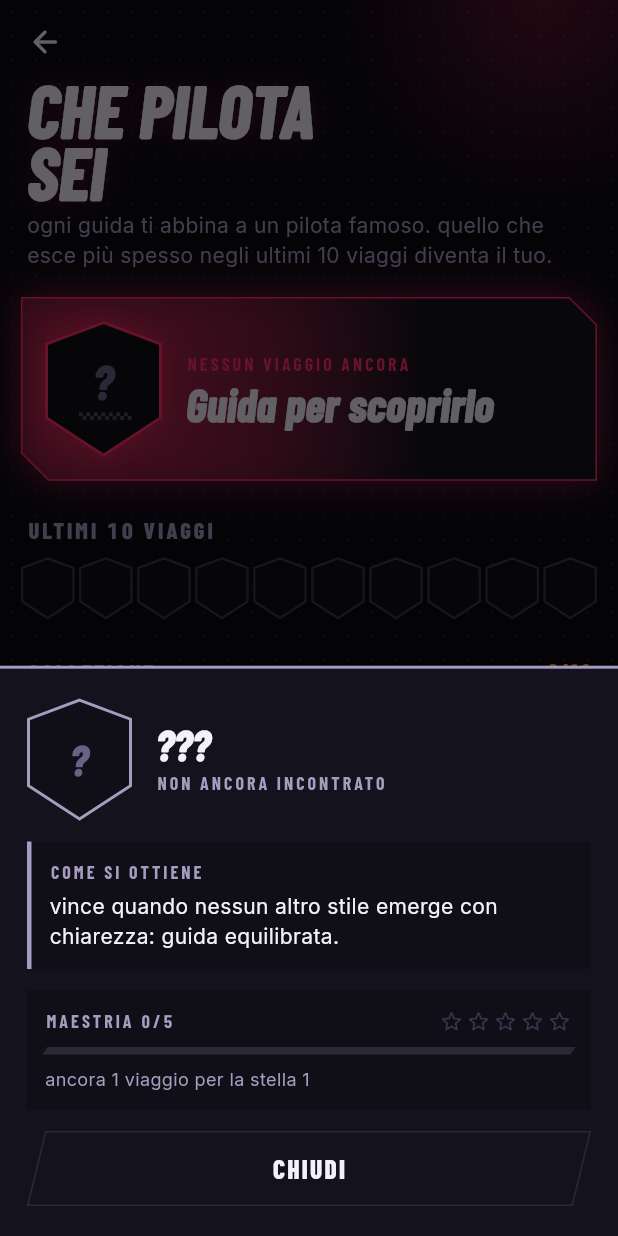
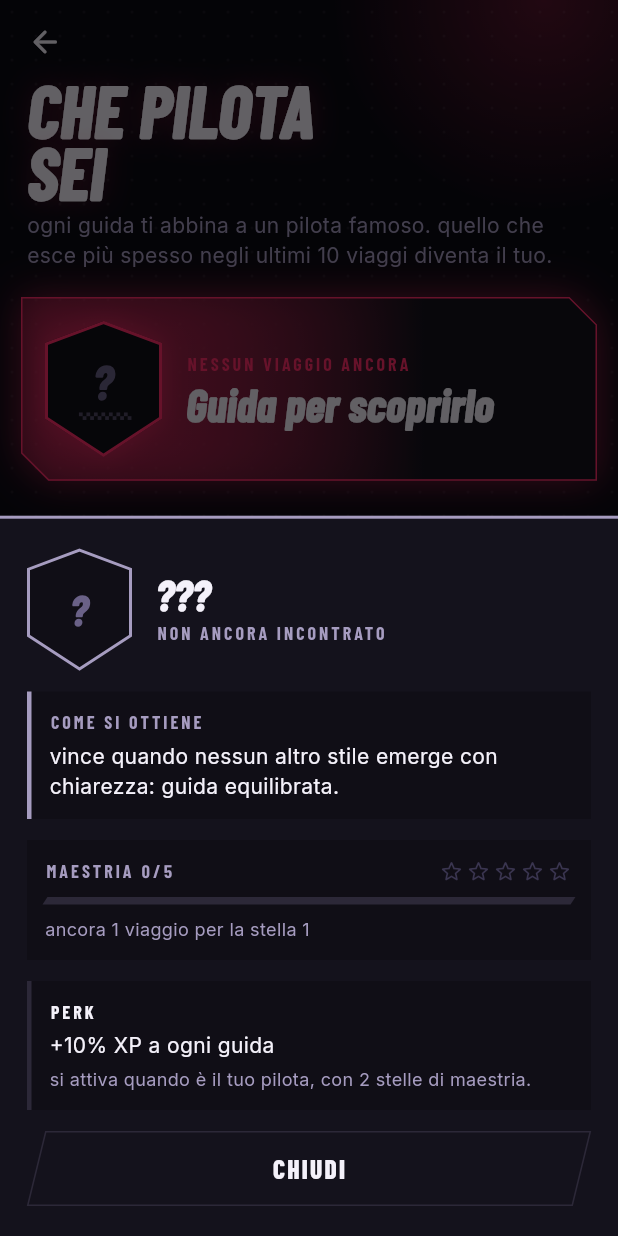
Before and after one commit to Leoragno/H.R.R., a Flutter app: the PilotsScreen screen opened by its route, after a tap on an icon or button, on a phone screen of 412 x 824 dp. Run offline on Flutter 3.47's test engine with Material 3 defaults, Android fonts, the phone set to English and light mode, and no system bars; our stand-ins replace battery_plus, cached_network_image, connectivity_plus, dio, equatable, firebase_core and 22 more; missing offline and left inert: dart:js_interop, maplibre_gl, ota_update, record; accounts and stored records are empty; generated files the repository leaves out were written again; network calls fail.

Commit message:
feat: perk e sinergia dei piloti nella schermata Piloti (card principale e dettaglio)
Co-Authored-By: Claude Opus 5.5 <noreply@anthropic.com>

```diff
--- a/lib/features/pilots/presentation/screens/pilots_screen.dart
+++ b/lib/features/pilots/presentation/screens/pilots_screen.dart
@@ -189,6 +189,17 @@ class _MainPilotCard extends StatelessWidget {
                             style: AppType.label.copyWith(fontSize: 12)),
                       ),
                     ],
+                  ),
+                  const SizedBox(height: 6),
+                  Text(
+                    history.mastery(a) >= kPerkMastery
+                        ? 'PERK ATTIVO · ${a.perk}'
+                        : 'PERK a $kPerkMastery stelle · ${a.perk}',
+                    style: AppType.caption.copyWith(
+                        fontSize: 12,
+                        color: history.mastery(a) >= kPerkMastery
+                            ? AppColor.gold
+                            : AppColor.inkMuted),
                   ),
                 ],
               ],
@@ -429,6 +440,8 @@ class _PilotSheet extends StatelessWidget {
             ),
           ),
           const SizedBox(height: 14),
+          _PerkBox(archetype: a, history: history),
+          const SizedBox(height: 14),
           HeatGhostButton(
             label: 'CHIUDI',
             height: 50,
@@ -440,3 +453,50 @@ class _PilotSheet extends StatelessWidget {
     );
   }
 }
+
+/// PERK del pilota: lo paga il server solo al pilota principale con
+/// maestria ≥ [kPerkMastery]. Oro = XP (significato fisso).
+class _PerkBox extends StatelessWidget {
+  const _PerkBox({required this.archetype, required this.history});
+  final DriverArchetype archetype;
+  final PilotHistory history;
+
+  @override
+  Widget build(BuildContext context) {
+    final isMain = archetype == history.main;
+    final active = isMain && history.mastery(archetype) >= kPerkMastery;
+    final status = active
+        ? 'attivo: lo prendi a ogni guida in cui vale la condizione.'
+        : isMain
+            ? 'si attiva a $kPerkMastery stelle di maestria.'
+            : 'si attiva quando è il tuo pilota, con $kPerkMastery stelle '
+                'di maestria.';
+    return Container(
+      padding: const EdgeInsets.all(12),
+      decoration: BoxDecoration(
+        color: AppColor.deep,
+        border: Border(
+            left: BorderSide(
+                color: active ? AppColor.gold : AppColor.line, width: 3)),
+      ),
+      child: Column(
+        crossAxisAlignment: CrossAxisAlignment.start,
+        children: [
+          Text('PERK',
+              style: AppType.label.copyWith(
+                  fontSize: 12, color: active ? AppColor.gold : AppColor.ink)),
+          const SizedBox(height: 4),
+          Text(archetype.perk, style: AppType.body.copyWith(height: 1.4)),
+          const SizedBox(height: 4),
+          Text(status, style: AppType.caption),
+          if (isMain) ...[
+            const SizedBox(height: 8),
+            Text('SINERGIA', style: AppType.label.copyWith(fontSize: 12)),
+            const SizedBox(height: 4),
+            Text(kSynergyText, style: AppType.body.copyWith(height: 1.4)),
+          ],
+        ],
+      ),
+    );
+  }
+}
--- a/lib/features/trip/domain/driver_archetype.dart
+++ b/lib/features/trip/domain/driver_archetype.dart
@@ -441,3 +441,31 @@ List<DriverArchetype> archetypesOf(Iterable<Trip> tripsNewestFirst) => [
         if (DrivingStyleInput.fromTrip(t) case final i?)
           if (matchDriverArchetype(i) case final m?) m.archetype,
     ];
+
+// ---------------------------------------------------------------------------
+// PERK — li paga il server in complete_trip (0043) al pilota principale con
+// maestria ≥ 2 stelle. Se cambi una soglia qui, cambiala anche in SQL.
+// ---------------------------------------------------------------------------
+
+/// Stelle di maestria con cui il perk del pilota principale si attiva.
+const kPerkMastery = 2;
+
+/// Bonus SINERGIA quando la guida abbina il pilota principale.
+const kSynergyText = '+15% XP quando la guida abbina il tuo pilota';
+
+extension DriverArchetypePerk on DriverArchetype {
+  String get perk => switch (this) {
+        DriverArchetype.brianOConner => '+10% XP a ogni guida',
+        DriverArchetype.theDriver => '+25% XP sulle guide di notte',
+        DriverArchetype.hokeColburn => '+30 XP a ogni guida',
+        DriverArchetype.dominicToretto =>
+          '+20% XP se fai lo 0-100 sotto gli 8 s',
+        DriverArchetype.hanLue => '+20% XP se in curva superi 0,8 G',
+        DriverArchetype.frankMartin => '+40 XP se chiudi con FLOW 85 o più',
+        DriverArchetype.saettaMcQueen => '+15% XP sulle guide oltre 15 km',
+        DriverArchetype.baby => '+5 XP per ogni cambio corsia (max 50)',
+        DriverArchetype.maxRockatansky => '+20% XP sulle guide oltre 60 km',
+        DriverArchetype.ugoFantozzi => 'ogni guida vale almeno 60 XP',
+        DriverArchetype.mrBean => 'da 10 a 80 XP a sorpresa a ogni guida',
+      };
+}
```
Also changed, not shown: 1 other file.
